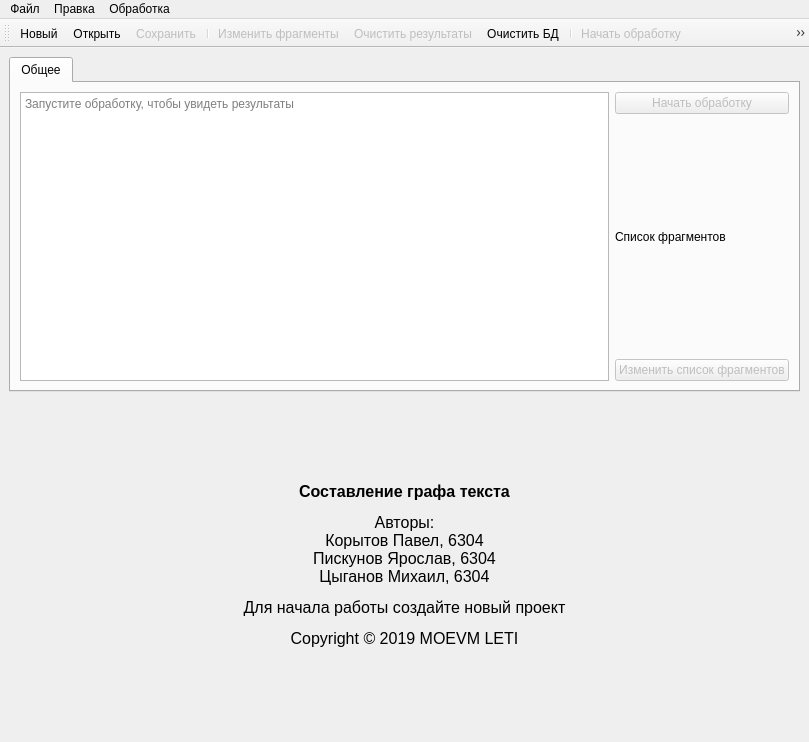
This is ui/mainwindow.ui in moevm/nosql1h19-text-graph as Qt 5 draws it before an edit. The edited form follows.
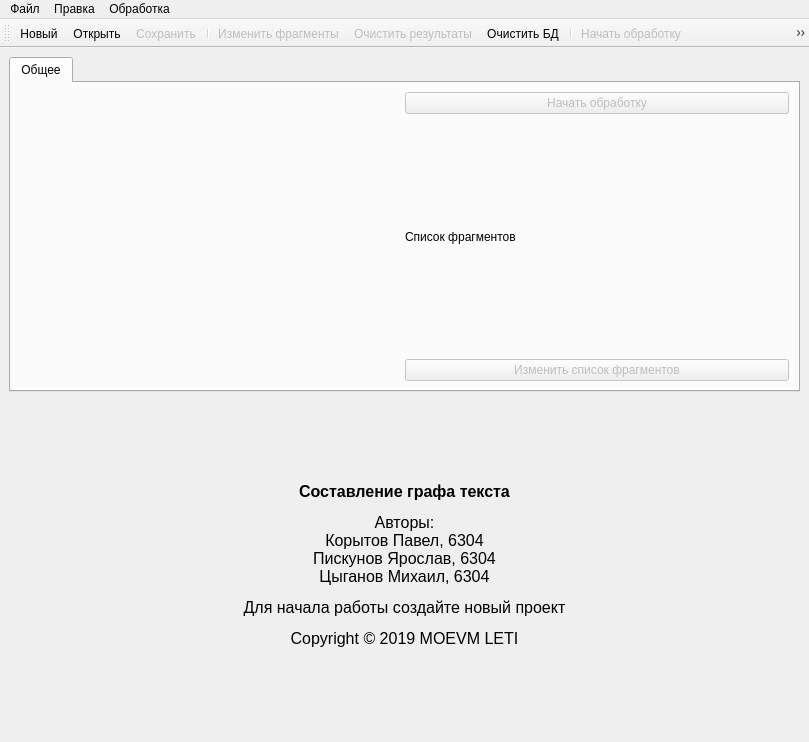
This is the edited form. Icons and pictures are not drawn.

Diff of the .ui file:
```diff
--- a/ui/mainwindow.ui
+++ b/ui/mainwindow.ui
@@ -47,24 +47,9 @@
        <attribute name="title">
         <string>Общее</string>
        </attribute>
-       <layout class="QHBoxLayout" name="horizontalLayout_8">
+       <layout class="QHBoxLayout" name="horizontalLayout_8" stretch="1,1">
         <item>
-         <layout class="QVBoxLayout" name="verticalLayout_3">
-          <item>
-           <widget class="QTextBrowser" name="textBrowser">
-            <property name="html">
-             <string>&lt;!DOCTYPE HTML PUBLIC &quot;-//W3C//DTD HTML 4.0//EN&quot; &quot;http://www.w3.org/TR/REC-html40/strict.dtd&quot;&gt;
-&lt;html&gt;&lt;head&gt;&lt;meta name=&quot;qrichtext&quot; content=&quot;1&quot; /&gt;&lt;style type=&quot;text/css&quot;&gt;
-p, li { white-space: pre-wrap; }
-&lt;/style&gt;&lt;/head&gt;&lt;body style=&quot; font-family:'Noto Sans'; font-size:9pt; font-weight:400; font-style:normal;&quot;&gt;
-&lt;p style=&quot;-qt-paragraph-type:empty; margin-top:0px; margin-bottom:0px; margin-left:0px; margin-right:0px; -qt-block-indent:0; text-indent:0px;&quot;&gt;&lt;br /&gt;&lt;/p&gt;&lt;/body&gt;&lt;/html&gt;</string>
-            </property>
-            <property name="placeholderText">
-             <string>Запустите обработку, чтобы увидеть результаты</string>
-            </property>
-           </widget>
-          </item>
-         </layout>
+         <layout class="QVBoxLayout" name="textBrowserLayout"/>
         </item>
         <item>
          <layout class="QVBoxLayout" name="controlsLayout">
```
Left out of the diff: 2 changed lines with no effect on the pictures.
